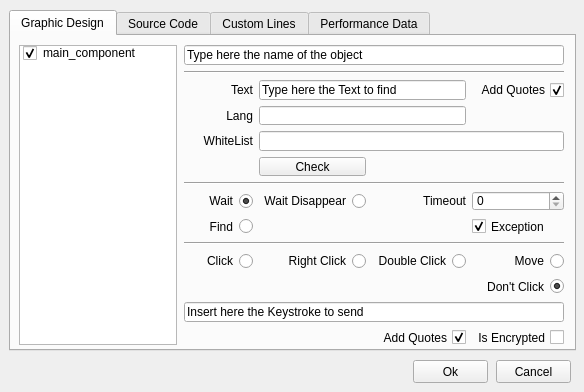
Old version of the form alyvix/extra/robotide/qt_ui/alyvix_text_finder_properties_view.ui in the repository alyvix/alyvix.
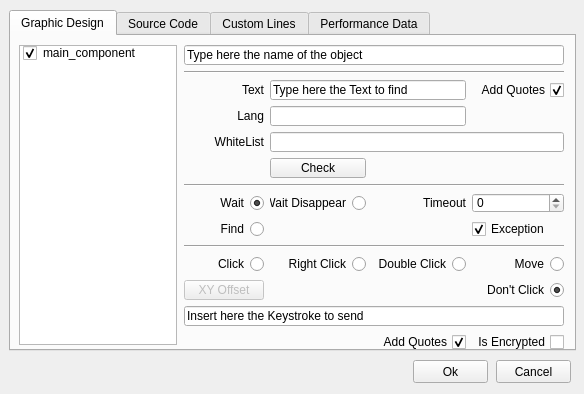
New version of the form.

Commit message: set mouse xy offset

```diff
--- a/alyvix/extra/robotide/qt_ui/alyvix_text_finder_properties_view.ui
+++ b/alyvix/extra/robotide/qt_ui/alyvix_text_finder_properties_view.ui
@@ -7,7 +7,7 @@
     <x>0</x>
     <y>0</y>
     <width>584</width>
-    <height>392</height>
+    <height>394</height>
    </rect>
   </property>
   <property name="windowTitle">
@@ -44,7 +44,7 @@
         <x>0</x>
         <y>0</y>
         <width>380</width>
-        <height>300</height>
+        <height>306</height>
        </rect>
       </property>
       <layout class="QGridLayout" name="gridLayout">
@@ -318,6 +318,16 @@
          </attribute>
         </widget>
        </item>
+       <item row="12" column="0">
+        <widget class="QPushButton" name="pushButtonXYoffset">
+         <property name="enabled">
+          <bool>false</bool>
+         </property>
+         <property name="text">
+          <string>XY Offset</string>
+         </property>
+        </widget>
+       </item>
       </layout>
      </widget>
     </widget>
```
Left out of the diff: 12 changed lines with no effect on the pictures. The commit also changes 8 other files.
